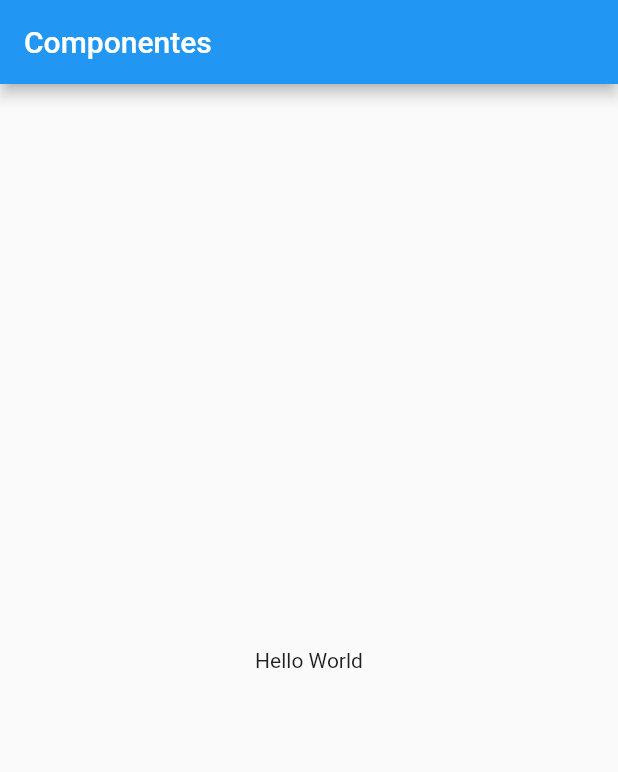
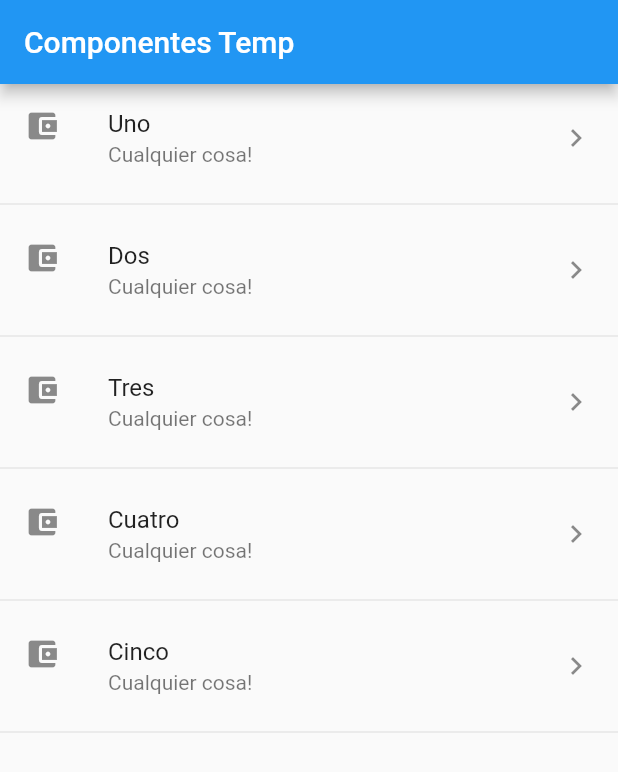
Before and after one commit to DarlynCR/componentes, a Flutter app: the screen it shows after launch, on a phone screen of 412 x 824 dp. Shown: the top 772 px of the screen. Run offline on Flutter 3.47's test engine with Material 2 defaults, Android fonts, the phone set to English and light mode, and no system bars.

Commit message:
HomePageTemp - temporal para el manejo de listas

```diff
--- a/lib/main.dart
+++ b/lib/main.dart
@@ -1,3 +1,4 @@
+import 'package:componentes/src/pages/home_temp.dart';
 import 'package:flutter/material.dart';
 
 void main() => runApp(const MyApp());
@@ -8,16 +9,8 @@ class MyApp extends StatelessWidget {
   @override
   Widget build(BuildContext context) {
     return MaterialApp(
-      debugShowCheckedModeBanner: false,
-      title: 'Componentes',
-      home: Scaffold(
-        appBar: AppBar(
-          title: const Text('Componentes'),
-        ),
-        body: const Center(
-          child: Text('Hello World'),
-        ),
-      ),
-    );
+        debugShowCheckedModeBanner: false,
+        title: 'Componentes',
+        home: HomePageTemp());
   }
 }
--- /dev/null
+++ b/lib/src/pages/home_temp.dart
@@ -0,0 +1,52 @@
+import 'package:flutter/material.dart';
+
+class HomePageTemp extends StatelessWidget {
+  final opciones = ['Uno', 'Dos', 'Tres', 'Cuatro', 'Cinco'];
+
+  @override
+  Widget build(BuildContext context) {
+    return Scaffold(
+      appBar: AppBar(
+        title: Text('Componentes Temp'),
+      ),
+      body: ListView(
+          //children: _crearItems(),
+          children: _CrearItemsMap()),
+    );
+  }
+
+  //1 forma de transformar una lista de números en lista de widgets
+  List<Widget> _crearItems() {
+    List<Widget> lista = [];
+
+    for (var item in opciones) {
+      final tempWidget = ListTile(
+        title: Text(item),
+      );
+
+      lista
+        ..add(tempWidget)
+        ..add(Divider(
+          color: Colors.blueGrey,
+          thickness: 1.0,
+        ));
+    }
+
+    return lista;
+  }
+
+  List<Widget> _CrearItemsMap() {
+    return opciones.map((item) {
+      return Column(children: <Widget>[
+        ListTile(
+          title: Text(item),
+          subtitle: Text('Cualquier cosa!'),
+          leading: Icon(Icons.account_balance_wallet),
+          trailing: Icon(Icons.keyboard_arrow_right),
+          onTap: () {}, //Click de la lista
+        ),
+        Divider()
+      ]);
+    }).toList();
+  }
+}
```
